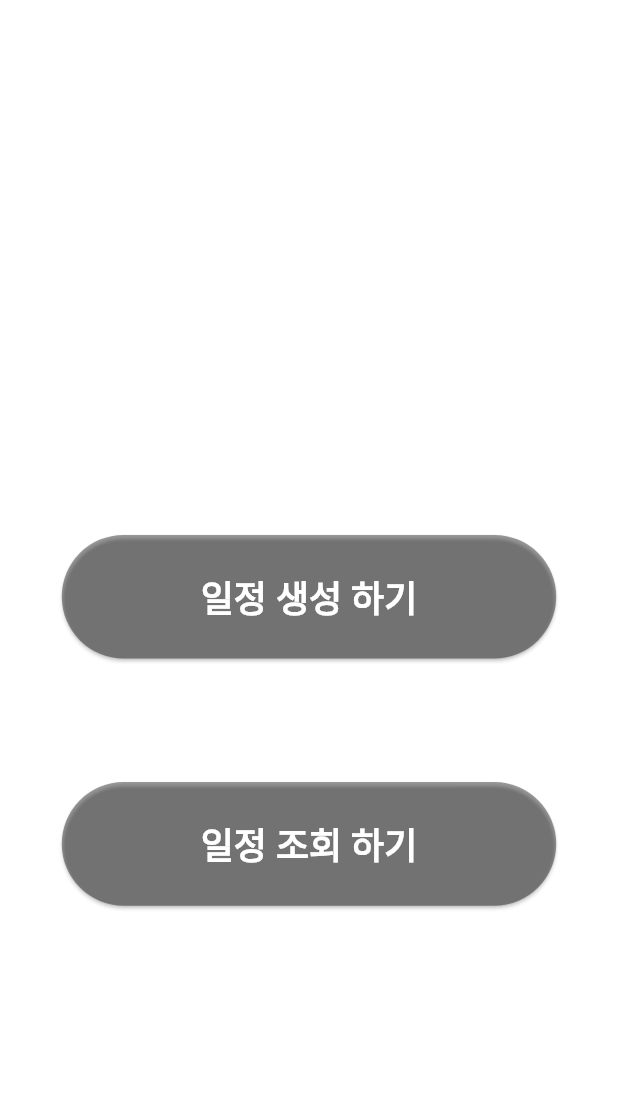
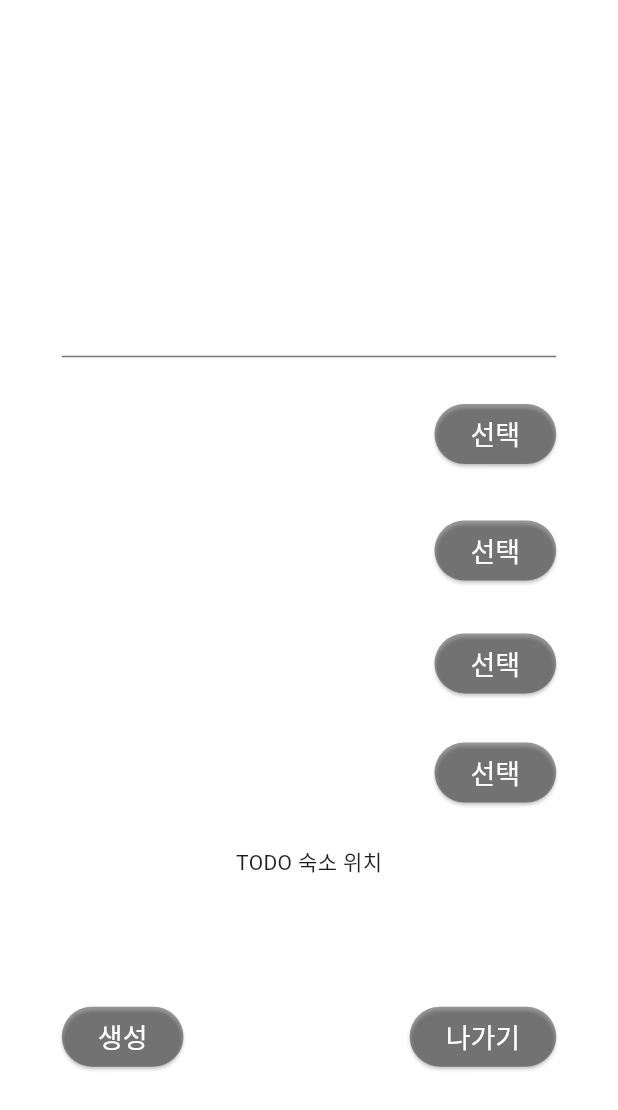
Before and after one commit to winteeeee/HelpMeJFriend, a Flutter app: the screen it shows after launch, after a tap on "일정 생성 하기", on a phone screen of 412 x 824 dp. Shown: the top 1110 px of the screen. Run offline on Flutter 3.47's test engine with Material 3 defaults, Android fonts, the phone set to English and light mode, and no system bars.

Commit message:
일정 생성 화면

```diff
--- a/lib/route/main_route.dart
+++ b/lib/route/main_route.dart
@@ -1,4 +1,5 @@
 import 'package:flutter/material.dart';
+import 'package:help_me_j_friend/route/plan_create_route.dart';
 import 'package:help_me_j_friend/style/button_style.dart';
 import 'package:help_me_j_friend/style/text_style.dart';
 
@@ -26,8 +27,10 @@ class MainRoute extends StatelessWidget {
                 width: screenWidth * 0.8,
                 height: screenHeight * 0.1,
                 child: ElevatedButton(
-                    onPressed: () {},
-                    style: JFriendButtonStyle.elevatedButtonStyle,
+                    onPressed: () {
+                      Navigator.push(context, MaterialPageRoute(builder: (_) => const PlanCreateRoute()));
+                    },
+                    style: JFriendButtonStyle.mainElevatedButtonStyle,
                     child: const Text("일정 생성 하기")
                 ),
               ),
@@ -37,7 +40,7 @@ class MainRoute extends StatelessWidget {
                 height: screenHeight * 0.1,
                 child: ElevatedButton(
                     onPressed: () {},
-                    style: JFriendButtonStyle.elevatedButtonStyle,
+                    style: JFriendButtonStyle.mainElevatedButtonStyle,
                     child: const Text("일정 조회 하기")
                 ),
               ),
--- /dev/null
+++ b/lib/route/plan_create_route.dart
@@ -0,0 +1,97 @@
+import 'package:flutter/material.dart';
+import 'package:help_me_j_friend/style/button_style.dart';
+import 'package:help_me_j_friend/style/text_style.dart';
+import 'package:help_me_j_friend/widget/date_input_widget.dart';
+import 'package:help_me_j_friend/widget/text_input_widget.dart';
+import 'package:help_me_j_friend/widget/time_input_widget.dart';
+
+class PlanCreateRoute extends StatefulWidget {
+  const PlanCreateRoute({super.key});
+
+  @override
+  State<StatefulWidget> createState() => _PlanCreateState();
+}
+
+class _PlanCreateState extends State<PlanCreateRoute> {
+  String planName = "";
+  DateTime planStartDate = DateTime.now();
+  DateTime planEndDate = DateTime.now();
+  TimeOfDay planActivityStartTime = const TimeOfDay(hour: 0, minute: 0);
+  TimeOfDay planActivityEndTime = const TimeOfDay(hour: 0, minute: 0);
+
+  void setPlanName(text) {
+    setState(() {
+      planName = text;
+    });
+  }
+
+  void setPlanStartDate(date) {
+    setState(() {
+      planStartDate = date;
+    });
+  }
+
+  void setPlanEndDate(date) {
+    setState(() {
+      planEndDate = date;
+    });
+  }
+
+  void setPlanActivityStartTime(time) {
+    setState(() {
+      planActivityStartTime = time;
+    });
+  }
+
+  void setPlanActivityEndTime(time) {
+    setState(() {
+      planActivityEndTime = time;
+    });
+  }
+
+  @override
+  Widget build(BuildContext context) {
+    double screenWidth = MediaQuery.of(context).size.width;
+    double screenHeight = MediaQuery.of(context).size.height;
+
+    return MaterialApp(
+      home: Scaffold(
+        backgroundColor: Colors.white24,
+        body: Center(child: Column(
+          children: [
+            SizedBox(height: screenHeight * 0.1),
+            Text("[일정 생성]", style: JFriendTextStyle.textBold36),
+            SizedBox(height: screenHeight * 0.05),
+            TextInputWidget(name: "일정 이름", width: screenWidth * 0.8, setState: setPlanName),
+            SizedBox(height: screenHeight * 0.03),
+            DateInputWidget(name: "일정 시작 날짜", width: screenWidth * 0.8, date: planStartDate, setState: setPlanStartDate),
+            SizedBox(height: screenHeight * 0.03),
+            DateInputWidget(name: "일정 종료 날짜", width: screenWidth * 0.8, date: planEndDate, setState: setPlanEndDate),
+            SizedBox(height: screenHeight * 0.03),
+            TimeInputWidget(name: "활동 시작 날짜", width: screenWidth * 0.8, time: planActivityStartTime, setState: setPlanActivityStartTime),
+            SizedBox(height: screenHeight * 0.03),
+            TimeInputWidget(name: "활동 종료 날짜", width: screenWidth * 0.8, time: planActivityEndTime, setState: setPlanActivityEndTime),
+            SizedBox(height: screenHeight * 0.03),
+            //TODO 구글맵과 연동하여 숙소 위치 뽑아오기
+            const Text("TODO 숙소 위치"),
+            SizedBox(height: screenHeight * 0.1),
+            SizedBox(
+              width: screenWidth * 0.8,
+              child: Row(
+                mainAxisAlignment: MainAxisAlignment.spaceBetween,
+                children: [
+                  ElevatedButton(onPressed: () {
+                    //TODO 구현. 시작 날짜가 종료 날짜보다 앞에 있는지 체크
+                  }, style: JFriendButtonStyle.subElevatedButtonStyle, child: const Text("생성")),
+                  ElevatedButton(onPressed: () {
+                    Navigator.pop(context);
+                  }, style: JFriendButtonStyle.subElevatedButtonStyle, child: const Text("나가기")),
+                ],
+              ),
+            )
+          ],
+        )),
+      ),
+    );
+  }
+}
--- a/lib/style/button_style.dart
+++ b/lib/style/button_style.dart
@@ -2,9 +2,15 @@ import 'package:flutter/material.dart';
 import 'package:help_me_j_friend/style/text_style.dart';
 
 class JFriendButtonStyle {
-  static ButtonStyle elevatedButtonStyle = ElevatedButton.styleFrom(
+  static ButtonStyle mainElevatedButtonStyle = ElevatedButton.styleFrom(
     backgroundColor: Colors.black38,
     foregroundColor: Colors.white,
     textStyle: JFriendTextStyle.textBold24,
   );
+
+  static ButtonStyle subElevatedButtonStyle = ElevatedButton.styleFrom(
+    backgroundColor: Colors.black38,
+    foregroundColor: Colors.white,
+    textStyle: JFriendTextStyle.text18,
+  );
 }
--- /dev/null
+++ b/lib/style/text_field_style.dart
@@ -0,0 +1,12 @@
+import 'package:flutter/material.dart';
+import 'package:help_me_j_friend/style/text_style.dart';
+
+class JFriendTextFieldStyle {
+  static InputDecoration textFieldStyle(label) => InputDecoration(
+    labelText: label,
+    labelStyle: JFriendTextStyle.text18,
+    focusedBorder: const OutlineInputBorder(
+      borderSide: BorderSide(color: Colors.white)
+    )
+  );
+}
--- a/lib/style/text_style.dart
+++ b/lib/style/text_style.dart
@@ -14,4 +14,9 @@ class JFriendTextStyle {
     fontSize: 24,
     fontWeight: FontWeight.bold,
   );
+
+  static TextStyle text18 = const TextStyle(
+    color: Colors.white,
+    fontSize: 18
+  );
 }
--- /dev/null
+++ b/lib/widget/date_input_widget.dart
@@ -0,0 +1,53 @@
+import 'package:flutter/material.dart';
+import 'package:help_me_j_friend/style/button_style.dart';
+import 'package:help_me_j_friend/style/text_style.dart';
+
+class DateInputWidget extends StatefulWidget {
+  final String name;
+  final double width;
+  final DateTime date;
+  final Function setState;
+
+  const DateInputWidget({
+    super.key,
+    required this.name,
+    required this.width,
+    required this.date,
+    required this.setState
+  });
+
+  @override
+  State<StatefulWidget> createState() => _DateInputWidget();
+}
+
+class _DateInputWidget extends State<DateInputWidget> {
+  @override
+  Widget build(BuildContext context) {
+    return SizedBox(
+      width: widget.width,
+      child: Row(
+        mainAxisAlignment: MainAxisAlignment.spaceBetween,
+        children: [
+          Expanded(
+            child: Text("${widget.name} - ${widget.date.year}년 ${widget.date.month}월 ${widget.date.day}일",
+            style: JFriendTextStyle.text18),
+          ),
+          ElevatedButton(
+            onPressed: () async {
+            final DateTime? datetime = await showDatePicker(
+                context: context,
+                firstDate: DateTime(widget.date.year),
+                lastDate: DateTime(widget.date.year + 10)
+            );
+
+            if (datetime != null) {
+              widget.setState(datetime);
+            }
+          }, style: JFriendButtonStyle.subElevatedButtonStyle,
+            child: const Text("선택")
+          )
+        ],
+      ),
+    );
+  }
+}
--- /dev/null
+++ b/lib/widget/text_input_widget.dart
@@ -0,0 +1,38 @@
+import 'package:flutter/material.dart';
+import 'package:help_me_j_friend/style/text_field_style.dart';
+import 'package:help_me_j_friend/style/text_style.dart';
+
+class TextInputWidget extends StatefulWidget {
+  final String name;
+  final double width;
+  final Function setState;
+
+  const TextInputWidget({
+    super.key,
+    required this.name,
+    required this.width,
+    required this.setState
+  });
+
+  @override
+  State<StatefulWidget> createState() => _TextInputWidget();
+}
+
+class _TextInputWidget extends State<TextInputWidget> {
+  @override
+  Widget build(BuildContext context) {
+    return Row(
+      mainAxisAlignment: MainAxisAlignment.center,
+      children: [
+        SizedBox(
+          width: widget.width,
+          child: TextField(
+            style: JFriendTextStyle.text18,
+            decoration: JFriendTextFieldStyle.textFieldStyle(widget.name),
+            onChanged: (text) {widget.setState(text);},
+          ),
+        )
+      ],
+    );
+  }
+}
--- /dev/null
+++ b/lib/widget/time_input_widget.dart
@@ -0,0 +1,52 @@
+import 'package:flutter/material.dart';
+import 'package:help_me_j_friend/style/button_style.dart';
+import 'package:help_me_j_friend/style/text_style.dart';
+
+class TimeInputWidget extends StatefulWidget {
+  final String name;
+  final double width;
+  final TimeOfDay time;
+  final Function setState;
+
+  const TimeInputWidget({
+    super.key,
+    required this.name,
+    required this.width,
+    required this.time,
+    required this.setState
+  });
+
+  @override
+  State<StatefulWidget> createState() => _TimeInputWidget();
+}
+
+class _TimeInputWidget extends State<TimeInputWidget> {
+  @override
+  Widget build(BuildContext context) {
+    return SizedBox(
+      width: widget.width,
+      child: Row(
+        mainAxisAlignment: MainAxisAlignment.spaceBetween,
+        children: [
+          Expanded(
+            child: Text("${widget.name} - ${widget.time.hour}시 ${widget.time.minute}분",
+                style: JFriendTextStyle.text18),
+          ),
+          ElevatedButton(
+              onPressed: () async {
+                final TimeOfDay? timeOfDay = await showTimePicker(
+                    context: context,
+                    initialTime: widget.time
+                );
+
+                if (timeOfDay != null) {
+                  widget.setState(timeOfDay);
+                }
+              }, style: JFriendButtonStyle.subElevatedButtonStyle,
+              child: const Text("선택")
+          )
+        ],
+      ),
+    );
+  }
+}
```
